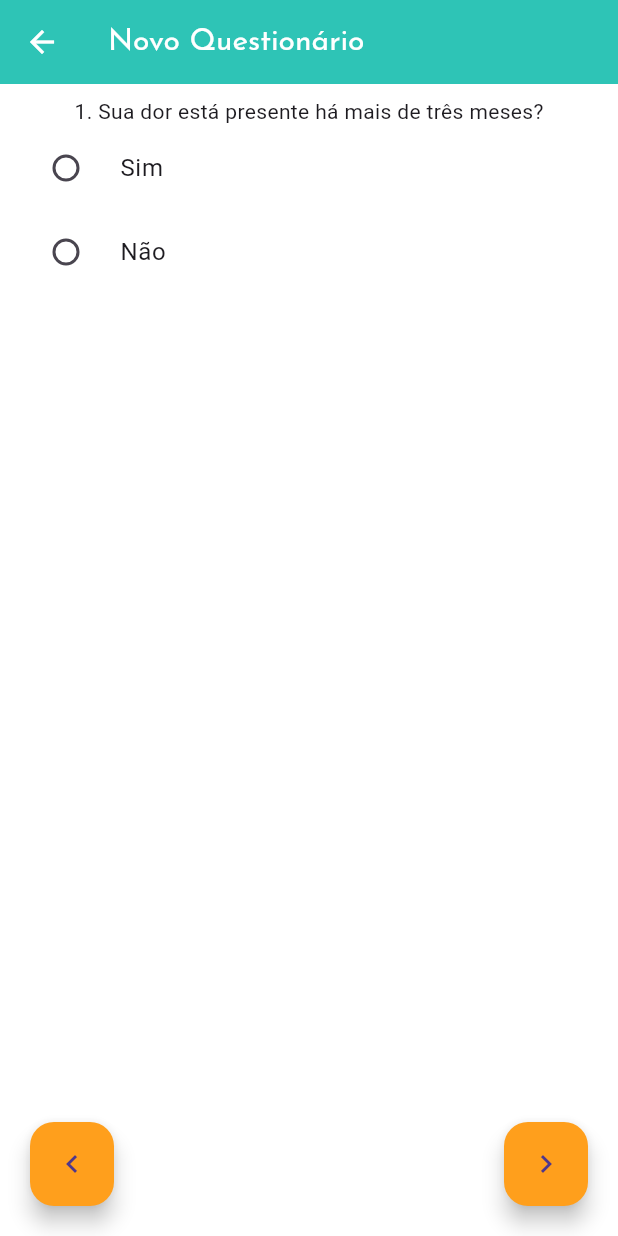
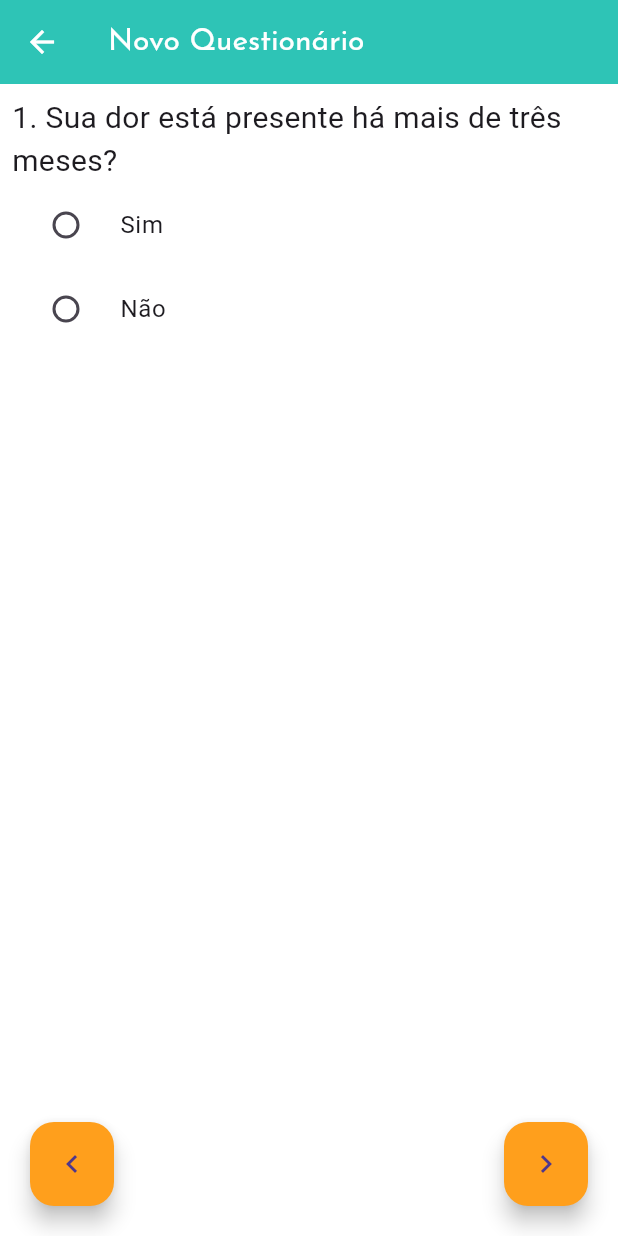
Before and after one commit to isadora-vieira-ramos/clini_dor, a Flutter app: the QuestionnairePage screen opened directly, on a phone screen of 412 x 824 dp. Run offline on Flutter 3.47's test engine with Material 3 defaults, Android fonts, the phone set to English and light mode, and no system bars; our stand-ins replace go_router, google_fonts; missing offline and left inert: dart:ffi.

Commit message:
Create rating question page

```diff
--- a/lib/pages/question_page.dart
+++ b/lib/pages/question_page.dart
@@ -1,7 +1,9 @@
 import "package:clini_dor/models/question.dart";
 import "package:clini_dor/models/question_type.dart";
+import "package:clini_dor/pages/rating_question.dart";
 import "package:flutter/material.dart";
 import "package:flutter/services.dart";
+import "package:google_fonts/google_fonts.dart";
 
 class QuestionPage extends StatelessWidget {
   Question question;
@@ -9,13 +11,20 @@ class QuestionPage extends StatelessWidget {
 
   @override
   Widget build(BuildContext context) {
-    return Padding(
+    if (question.questionType == QuestionType.open || question.questionType == QuestionType.closed || question.questionType == QuestionType.multipleChoice){
+      return (
+        Padding(
           padding: const EdgeInsets.all(8.0),
           child: Column(
             mainAxisAlignment: MainAxisAlignment.center,
             crossAxisAlignment: CrossAxisAlignment.center,
             children: [
-          Text(question.questionText),
+              Text(
+                question.questionText,
+                style: const TextStyle(
+                  fontSize: 20
+                )
+              ),
               Expanded(
                 child: ListView.builder(
                   itemCount: question.answers.length,
@@ -56,14 +65,21 @@ class QuestionPage extends StatelessWidget {
                         ),
                       );
                     }
-                if(question.questionType == QuestionType.clickMap){
-                  return Text(question.answers[index]);
-                }
                   },
                 ),
               )
             ],
           ),
+        )
       );
     }
+    if(question.questionType == QuestionType.rating){
+      return (
+        RatingQuestion(question: question)
+      );
     }
+    else {
+      return Text(question.questionText);
+    }
+  }
+}
--- a/lib/pages/questionnaire_page.dart
+++ b/lib/pages/questionnaire_page.dart
@@ -42,6 +42,29 @@ class _QuestionnairePageState extends State<QuestionnairePage> {
     Question(questionText: "5. Número de dias que usou corticóides no último mês para tratamento da dor.", answers: [""], questionType: QuestionType.open),
     Question(questionText: "6. Na última semana, os medicamentos utilizados diminuíram quantos % o nível da dor?", answers: [""], questionType: QuestionType.open),
     Question(questionText: "7. Utilizando os círculos na cor cinza distribuídos na figura abaixo, indique as áreas com dor de maior intensidade", answers: ["FRENTE", "COSTAS"], questionType: QuestionType.clickMap),
+    Question(questionText: "8. Esta dor é contínua, intermitente ou contínua com crises de piora?", answers: ["Dor contínua", "Dor intermitente", "Dor contínua com crises de piora"], questionType: QuestionType.closed),
+    Question(questionText: "9. A sua dor é referida? (Ocorre em um determinado local, mas reflete em outro também)", answers: ["Sim", "Não"], questionType: QuestionType.closed),
+    Question(questionText: "10. Sua dor tem relação com algum envento como trauma medular, câncer, AVC, dor no membro fantasma?", answers: ["Sim", "Não"], questionType: QuestionType.closed),
+    Question(questionText: "11. Tem câncer e está realizando tratamento para o mesmo?", answers: ["Sim", "Não"], questionType: QuestionType.closed),
+    Question(questionText: "12. Sua dor teve início relacionado ao câncer?", answers: ["Sim", "Não"], questionType: QuestionType.closed),
+    Question(questionText: "13. Possui dor articular?", answers: ["Sim", "Não"], questionType: QuestionType.closed),
+    Question(questionText: "14. Sua dor se parece com uma sensação estranha e desafradpavel na pele? Agulhadas, choques elétricos, queimação, ardência e formigamento são as que melhor descrevem estas sensações?", answers: ["Sim", "Não"], questionType: QuestionType.closed),
+    Question(questionText: "15. Na região que sentes dor ocorre mudança na cor da pele e/ou temperatura?", answers: ["Sim", "Não"], questionType: QuestionType.closed),
+    Question(questionText: "16. A intensidade da dor piora desproporcionalmente ao toque leve?", answers: ["Sim", "Não"], questionType: QuestionType.closed),
+    Question(questionText: "17. A sua dor piora ao caminhar ou ao movimentar o corpo?", answers: ["Sim", "Não"], questionType: QuestionType.closed),
+    Question(questionText: "18. A dor que sente é em forma de cólica?", answers: ["Sim", "Não"], questionType: QuestionType.closed),
+    Question(questionText: "19. Na escala abaixo, informe o quanto sua dor interfere no seu sono.", answers: ["Nada", "Muito"], questionType: QuestionType.rating),
+    Question(questionText: "20. Na escala abaixo, avalie a qualidade do seu sono.", answers: ["Ruim", "Boa"], questionType: QuestionType.rating),
+    Question(questionText: "21. Na escala abaixo, informe qual o seu nível de cansaço ao acordar (sono reparador).", answers: ["Nenhum", "Muito"], questionType: QuestionType.rating),
+    Question(questionText: "22. Na escala abaixo, informe o quanto sua dor faz você se sentir triste ou deprimido.", answers: ["Nada", "Muito"], questionType: QuestionType.rating),
+    Question(questionText: "23. Na escala abaixo, informe o quão frequentemente você pensa que a sua dor não vai passar ou vai piorar.", answers: ["Nunca", "Sempre"], questionType: QuestionType.rating),
+    Question(questionText: "24. Na escala abaixo, informe o quanto você pensa em tirar sua vida por causa da dor.", answers: ["Nunca", "Sempre"], questionType: QuestionType.rating),
+    Question(questionText: "25. Na escala abaixo, informe o quanto a sua dor interfere nas suas atividades laborais (trabalho e vida diária).", answers: ["Nada", "Muito"], questionType: QuestionType.rating),
+    Question(questionText: "26. Na escala abaixo, informe o quanto a sua dor interfere nas suas relações pessoais e sua vontade de viver.", answers: ["Nada", "Muito"], questionType: QuestionType.rating),
+    Question(questionText: "27. Na escala abaixo, informe qual a sua expectativa de melhora com relação ao tratamento.", answers: ["Nenhuma", "Muito"], questionType: QuestionType.rating),
+    Question(questionText: "28. Na escala abaixo, informe o quanto você teme que a sua dor piore ao realizar atividades físicas.", answers: ["Nada", "Muito"], questionType: QuestionType.rating),
+    Question(questionText: "29. Na escala abaixo, informe o quanto a sua dor interfere na sua memória ou concentração.", answers: ["Nada", "Muito"], questionType: QuestionType.rating),
+    Question(questionText: "30. Na escala abaixo, informe a intensidade da sua dor.", answers: ["Ausência", "Máxima"], questionType: QuestionType.rating),
   ];
 
   int _selectedIndex = 0;
```
Also changed, not shown: lib/pages/rating_question.dart (added, +66 -0 lines). Lines whose indentation alone changed are shown as unchanged.
